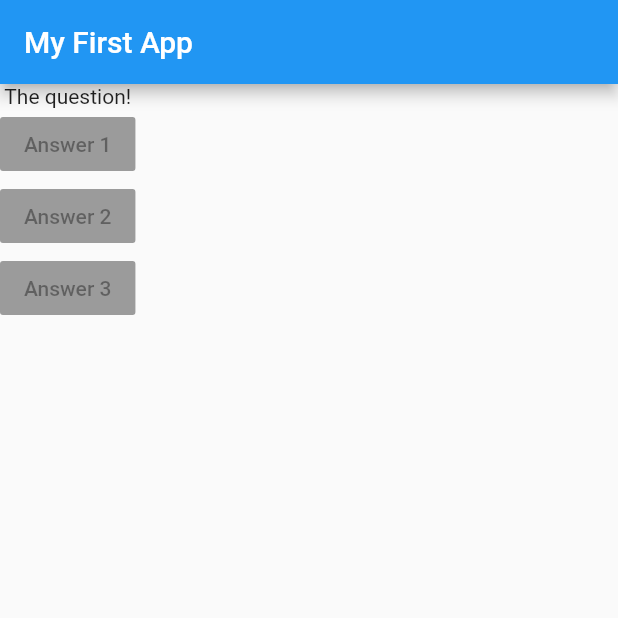
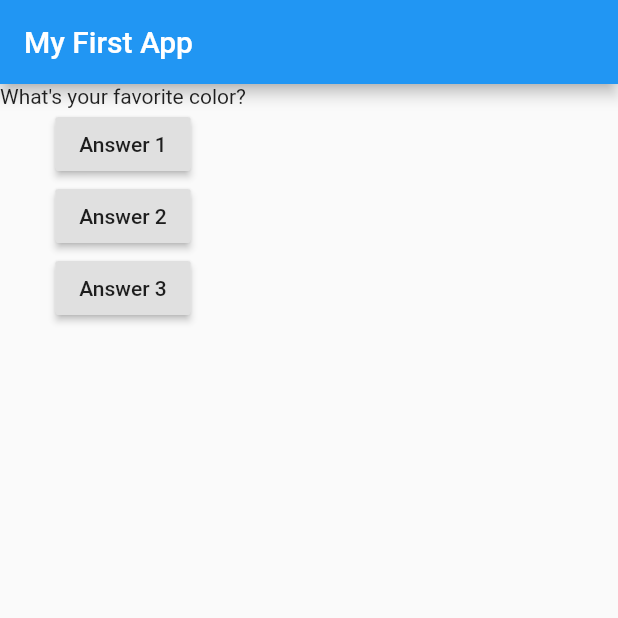
Before and after one commit to dgeorgiev436/flutter_basics_app, a Flutter app: the screen it shows after launch, on a phone screen of 412 x 824 dp, the top half of it. Run offline on Flutter 3.47's test engine with Material 2 defaults, Android fonts, the phone set to English and light mode, and no system bars.

```diff
--- a/lib/main.dart
+++ b/lib/main.dart
@@ -4,8 +4,27 @@ void main() {
   runApp(MyApp());
 }
 
-class MyApp extends StatelessWidget {
+class MyApp extends StatefulWidget {
 
+  @override
+  State<StatefulWidget> createState() {
+    // TODO: implement createState
+    return MyAppState();
+  }
+}
+
+// State of generic type, Tells that MyAppState belongs to MyApp
+class MyAppState extends State<MyApp> {
+  var questionIndex = 0;
+
+  void answerQuestion() {
+    // setState function tells flutter to change the state of the app
+    setState(() {
+
+      questionIndex = questionIndex + 1;
+    });
+    print(questionIndex);
+  }
 
   @override
   Widget build(BuildContext context) {
@@ -20,10 +39,10 @@ class MyApp extends StatelessWidget {
       ),
       body: Column(
         children: [
-          Text("The question!"),
-          RaisedButton(child: Text("Answer 1"), onPressed: null),
-          RaisedButton(child: Text("Answer 2"), onPressed: null),
-          RaisedButton(child: Text("Answer 3"), onPressed: null),
+          Text(questions[questionIndex]),
+          RaisedButton(child: Text("Answer 1"), onPressed: answerQuestion),
+          RaisedButton(child: Text("Answer 2"), onPressed: answerQuestion),
+          RaisedButton(child: Text("Answer 3"), onPressed: answerQuestion),
         ],
       ),
     ));
```
